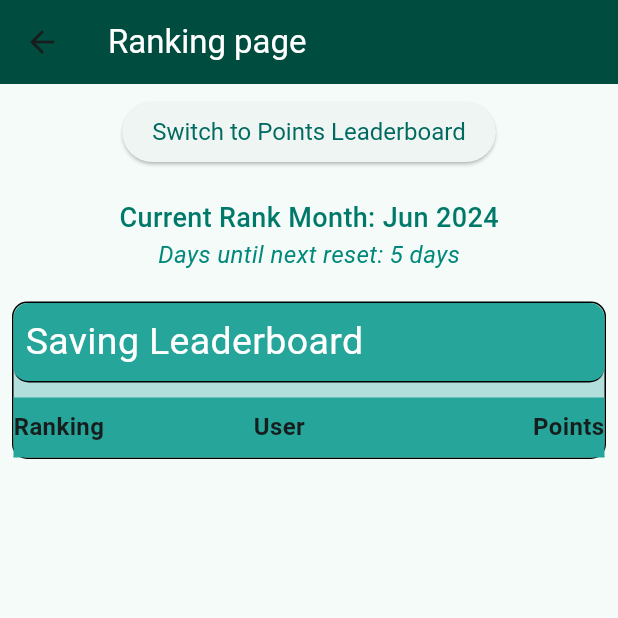
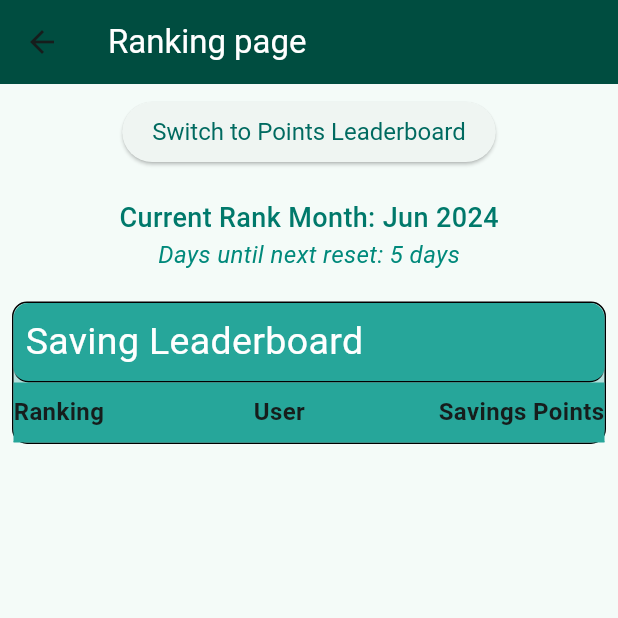
Before and after one commit to Apiz22/FinTrack, a Flutter app: the RankPage screen opened directly, after a tap on "Switch to Saving Leaderboard", on a phone screen of 412 x 824 dp, the top half of it. Run offline on Flutter 3.47's test engine with Material 3 defaults, Android fonts, the phone set to English and light mode, and no system bars; our stand-ins replace cloud_firestore, firebase_auth, firebase_core, font_awesome_flutter, percent_indicator, rxdart; accounts and stored records are empty.

Commit message:
update: fix leaderboard bug, remove value insert start 0

```diff
--- a/lib/gamification/saving_leaderboard.dart
+++ b/lib/gamification/saving_leaderboard.dart
@@ -14,11 +14,11 @@ DateTime date = DateTime.now();
 String monthyear = DateFormat("MMM y").format(date);
 
 class _SavingLeaderboardState extends State<SavingLeaderboard> {
-  String selectedCategory = '80/20';
   String currentUserId = FirebaseAuth.instance.currentUser!.uid;
 
   List<Map<String, dynamic>> _users = [];
   bool _isLoading = true;
+  Map<String, dynamic>? _currentUser;
 
   @override
   void initState() {
@@ -53,18 +53,16 @@ class _SavingLeaderboardState extends State<SavingLeaderboard> {
           final PtsSavings = pointsData['PtsSavings'] ?? 0;
           final profilePicture = data['profilePicture'] ?? '';
 
-          if (PtsSavings > 0 && PtsSavings < 200) {
-            final user = {
+          if (PtsSavings > 0) {
+            Map<String, dynamic> user = {
               'id': userId,
               'name': data['username'] ?? 'Unknown',
               'profilePicture': profilePicture,
               'PtsSavings': PtsSavings,
             };
-
+            users.add(user);
             if (userId == currentUserId) {
               currentUser = user;
-            } else {
-              users.add(user);
             }
           }
         }
@@ -72,14 +70,10 @@ class _SavingLeaderboardState extends State<SavingLeaderboard> {
 
       users.sort((a, b) => b['PtsSavings'].compareTo(a['PtsSavings']));
 
-      if (currentUser != null &&
-          !users.any((user) => user['id'] == currentUserId)) {
-        users.add(currentUser);
-      }
-
       setState(() {
         _users = users;
         _isLoading = false;
+        _currentUser = currentUser;
       });
 
       updateUserRankings(users);
@@ -91,14 +85,11 @@ class _SavingLeaderboardState extends State<SavingLeaderboard> {
     }
   }
 
-  String calculateDaysRemaining() {
-    final firstDayNextMonth = DateTime(date.year, date.month + 1, 1);
-    final difference = firstDayNextMonth.difference(date).inDays;
-    return difference.toString();
-  }
-
   @override
   Widget build(BuildContext context) {
+    int currentUserRank =
+        _users.indexWhere((user) => user['id'] == currentUserId) + 1;
+
     return Container(
       decoration: BoxDecoration(
         border: Border.all(color: Colors.black),
@@ -119,9 +110,6 @@ class _SavingLeaderboardState extends State<SavingLeaderboard> {
               "Saving Leaderboard",
               style: TextStyle(fontSize: 25, color: Colors.white),
             ),
-          ),
-          SizedBox(
-            height: 10,
           ),
           Container(
             padding: EdgeInsets.symmetric(vertical: 8.0),
@@ -158,7 +146,7 @@ class _SavingLeaderboardState extends State<SavingLeaderboard> {
                 Expanded(
                   flex: 3,
                   child: Text(
-                    "Points",
+                    "Savings Points",
                     textAlign: TextAlign.end,
                     style: TextStyle(
                       fontSize: 16,
@@ -174,7 +162,9 @@ class _SavingLeaderboardState extends State<SavingLeaderboard> {
                   padding: const EdgeInsets.all(8.0),
                   child: const Center(child: CircularProgressIndicator()),
                 )
-              : ListView.builder(
+              : Column(
+                  children: [
+                    ListView.builder(
                       shrinkWrap: true,
                       physics: const NeverScrollableScrollPhysics(),
                       itemCount: _users.length > 10 ? 10 : _users.length,
@@ -207,12 +197,35 @@ class _SavingLeaderboardState extends State<SavingLeaderboard> {
                               child: UserTile(
                                 rank: index + 1,
                                 user: _users[index],
-                            isCurrentUser: _users[index]['id'] == currentUserId,
+                                isCurrentUser:
+                                    _users[index]['id'] == currentUserId,
                               ),
                             ),
                           ),
                         );
                       },
+                    ),
+                    if (currentUserRank > 10 && _currentUser != null)
+                      Container(
+                        color: Colors.teal.shade200,
+                        child: Padding(
+                          padding: const EdgeInsets.all(3.0),
+                          child: Container(
+                            decoration: BoxDecoration(
+                              border: Border.all(color: Colors.black),
+                              borderRadius: BorderRadius.circular(10),
+                              color: Colors.white,
+                            ),
+                            padding: EdgeInsets.all(5),
+                            child: UserTile(
+                              rank: currentUserRank,
+                              user: _currentUser!,
+                              isCurrentUser: true,
+                            ),
+                          ),
+                        ),
+                      ),
+                  ],
                 ),
         ],
       ),
@@ -254,8 +267,12 @@ class UserTile extends StatelessWidget {
               ),
               const SizedBox(width: 20),
               Text(
-                isCurrentUser ? '=You=' : '${user['name']}',
-                style: const TextStyle(fontSize: 20),
+                isCurrentUser ? 'You' : '${user['name']}',
+                style: TextStyle(
+                  fontSize: 20,
+                  fontWeight:
+                      isCurrentUser ? FontWeight.w800 : FontWeight.normal,
+                ),
               ),
             ],
           ),
@@ -265,7 +282,10 @@ class UserTile extends StatelessWidget {
           child: Text(
             '${user['PtsSavings']} Pts',
             textAlign: TextAlign.end,
-            style: const TextStyle(fontSize: 20),
+            style: TextStyle(
+              fontSize: 20,
+              fontWeight: isCurrentUser ? FontWeight.w900 : FontWeight.normal,
+            ),
           ),
         ),
       ],
@@ -280,7 +300,6 @@ Future<void> updateUserRankings(List<Map<String, dynamic>> users) async {
         FirebaseFirestore.instance.collection('users').doc(users[i]['id']);
     final pointHistoryRef = userRef.collection('point_history').doc(monthyear);
 
-    // batch.update(userRef, {'currentRankingSaving': i + 1});
     batch.update(pointHistoryRef, {'currentRankingSaving': i + 1});
     batch.update(pointHistoryRef, {'totalUserSavings': users.length});
   }
--- a/lib/pages/home_screen.dart
+++ b/lib/pages/home_screen.dart
@@ -83,7 +83,10 @@ class _MainPageState extends State<MainPage> {
                 currentIncome: currentIncomeDate,
               ),
             ),
-            SummaryHistory()
+            SummaryHistory(
+              currentMonth: currentIncomeDate,
+              userId: userId,
+            )
           ],
         ),
       ),
--- a/pubspec.yaml
+++ b/pubspec.yaml
@@ -42,6 +42,7 @@ dependencies:
   image_picker: ^1.1.1
   shimmer: ^3.0.0
   fl_chart: ^0.68.0
+  rxdart: ^0.28.0
 
 
   # The following adds the Cupertino Icons font to your application.
```
Also changed, not shown: lib/SignIn & SignUp/sign_up.dart (+3 -42 lines), lib/gamification/points_leaderboard.dart (+9 -2 lines), lib/pages/add_exp_page.dart (+39 -0 lines), lib/pages/income_input.dart (+16 -3 lines), lib/pages/summary.dart (+39 -34 lines), pubspec.lock. Lines whose indentation alone changed are shown as unchanged.
